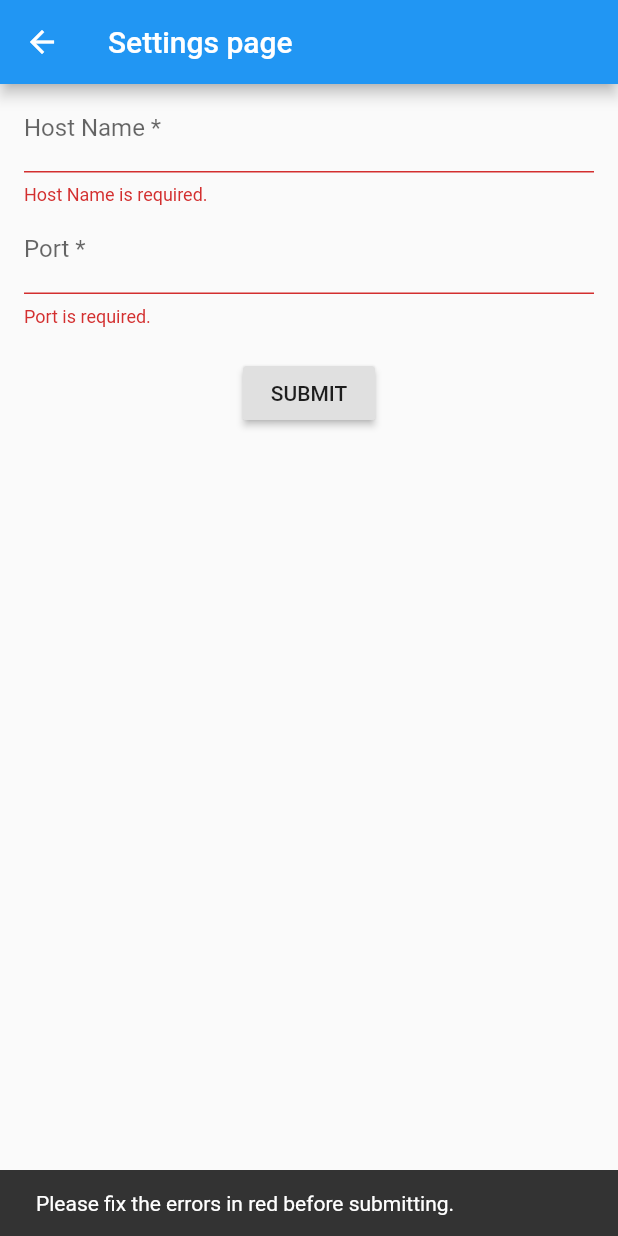
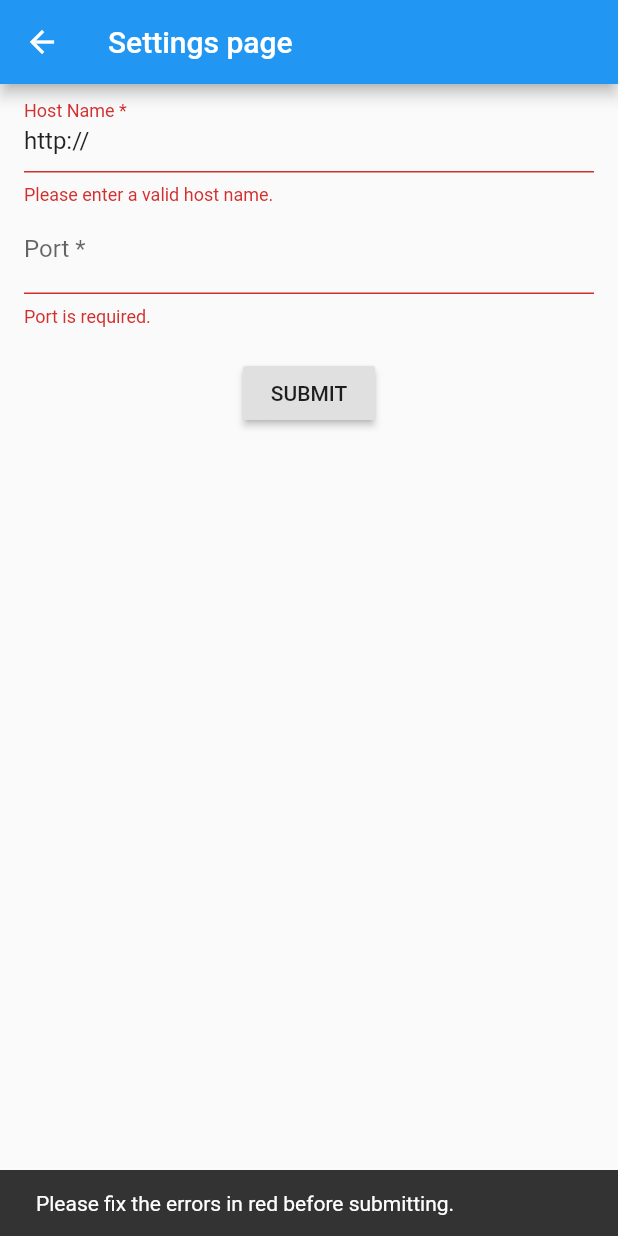
Before and after one commit to diptanshu94/subscriber, a Flutter app: the SettingsPage screen opened by its route, after a tap on "SUBMIT", on a phone screen of 412 x 824 dp. Run offline on Flutter 3.47's test engine with Material 2 defaults, Android fonts, the phone set to English and light mode, and no system bars.

Commit message:
Validation in settings page

```diff
--- a/lib/main.dart
+++ b/lib/main.dart
@@ -1,12 +1,13 @@
 import 'package:flutter/material.dart';
 import './settings_page.dart';
+import './globals.dart';
 
 void main() {
   runApp(new MyApp());
+  settingsData = new SettingsData();
 }
 
 class MyApp extends StatelessWidget {
-  static SettingsData settingsData;
   // This widget is the root of your application.
   @override
   Widget build(BuildContext context) {
--- a/lib/settings_page.dart
+++ b/lib/settings_page.dart
@@ -1,4 +1,5 @@
 import 'package:flutter/material.dart';
+import './globals.dart';
 
 class SettingsPage extends StatefulWidget {
   const SettingsPage({ Key key }) : super(key: key);
@@ -7,13 +8,12 @@ class SettingsPage extends StatefulWidget {
   SettingsPageState createState() => new SettingsPageState();
 }
 
-class SettingsData {
-  String hostName;
-  String port;
-}
 
 class SettingsPageState extends State<SettingsPage> {
   final GlobalKey<ScaffoldState> _scaffoldKey = new GlobalKey<ScaffoldState>();
+  final TextEditingController _hostNameController = new TextEditingController(text: settingsData.hostName);
+  final TextEditingController _portController = new TextEditingController(text: settingsData.port);
+
   bool _autovalidate = false;
 
   final GlobalKey<FormState> _formKey = new GlobalKey<FormState>();
@@ -23,6 +23,17 @@ class SettingsPageState extends State<SettingsPage> {
       return 'Host Name is required.';
     final RegExp validIpAddressRegex = new RegExp(r'^(([0-9]|[1-9][0-9]|1[0-9]{2}|2[0-4][0-9]|25[0-5])\.){3}([0-9]|[1-9][0-9]|1[0-9]{2}|2[0-4][0-9]|25[0-5])$');
     final RegExp validHostnameRegex = new RegExp(r'^(([a-zA-Z0-9]|[a-zA-Z0-9][a-zA-Z0-9\-]*[a-zA-Z0-9])\.)*([A-Za-z0-9]|[A-Za-z0-9][A-Za-z0-9\-]*[A-Za-z0-9])$');
+    if (!value.startsWith("http://") && !value.startsWith("https://")) {
+      return 'Host Name should start with http:// or https://';
+    }
+    if(value.startsWith("http://")) {
+      value = value.replaceFirst("http://", "");
+    } else if (value.startsWith("https://")) {
+      value = value.replaceFirst("https://", "");
+    }
+    if(!validIpAddressRegex.hasMatch(value) && !validHostnameRegex.hasMatch(value)) {
+      return 'Please enter a valid host name.';
+    }
     return null;
   }
 
@@ -67,8 +78,11 @@ class SettingsPageState extends State<SettingsPage> {
                 hintText: 'IP address or FQDN',
                 labelText: 'Host Name *',
               ),
-              onSaved: (String value) {MyApp.settingsData.hostName = value;},
+              onSaved: (String value) {
+                settingsData.hostName = value;
+              },
               validator: _validateHostName,
+              controller: _hostNameController,
             ),
             new TextFormField(
               decoration: const InputDecoration(
@@ -76,6 +90,7 @@ class SettingsPageState extends State<SettingsPage> {
               ),
               keyboardType: TextInputType.number,
               onSaved: (String value) {settingsData.port = value;},
+              controller: _portController,
               validator: _validatePort,
             ),
             new Container(
```
Also changed, not shown: lib/globals.dart (added, +11 -0 lines).
